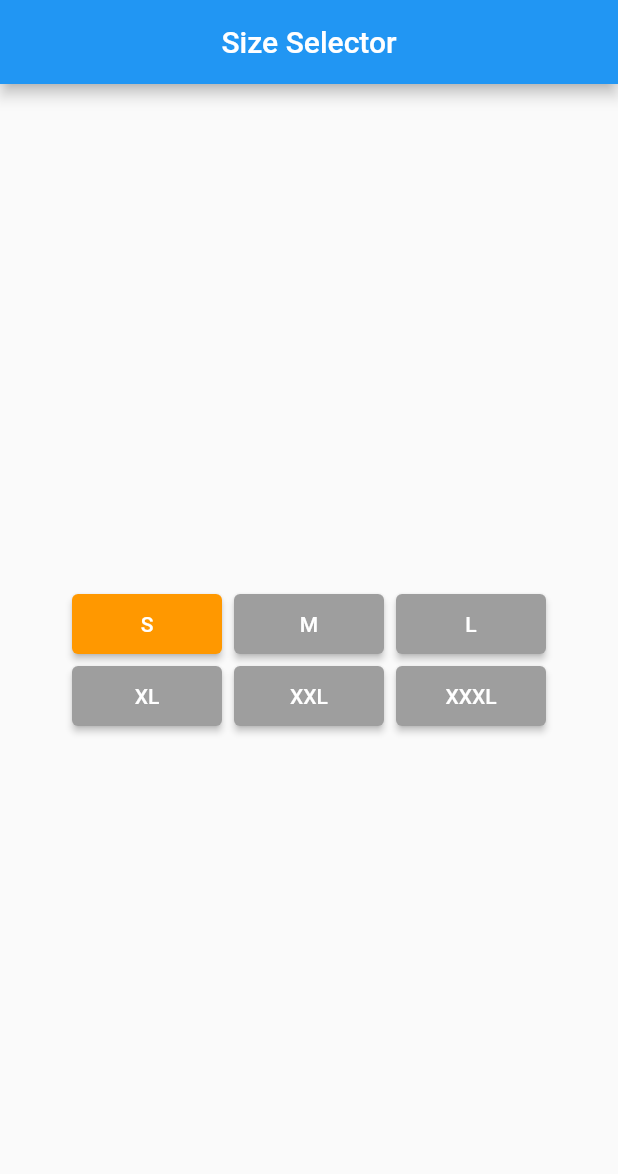
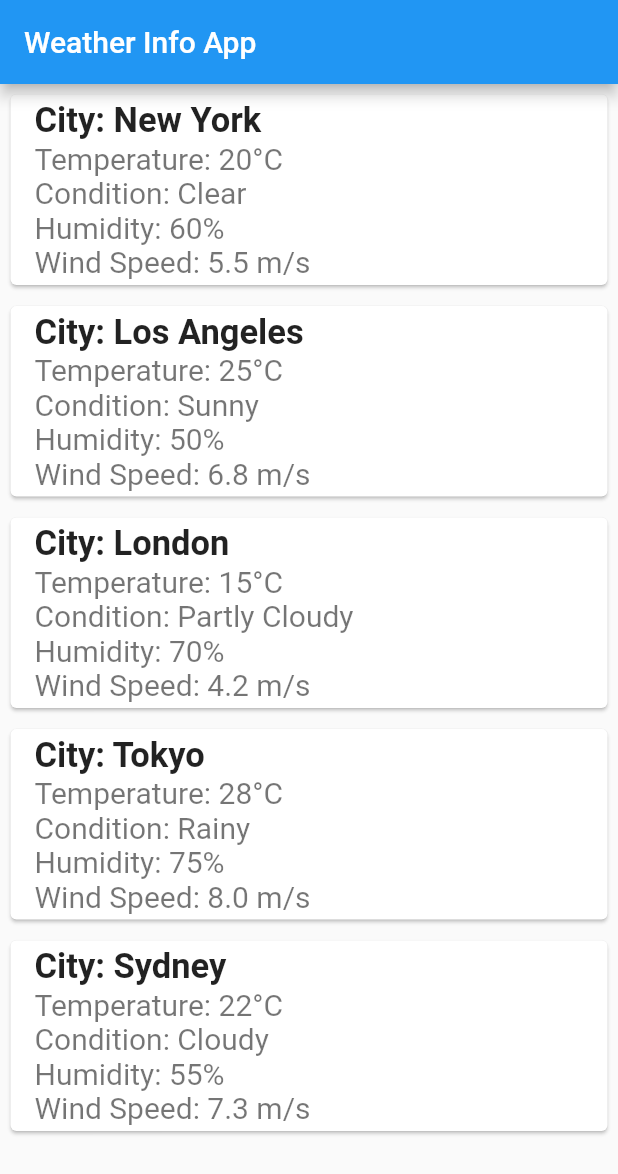
Before and after one commit to flucloxin500/Live_Test, a Flutter app: the screen it shows after launch, on a phone screen of 412 x 824 dp. Shown: the top 1174 px of the screen. Run offline on Flutter 3.47's test engine with Material 2 defaults, Android fonts, the phone set to English and light mode, and no system bars.

Commit message:
Live Test of module eleven

```diff
--- a/lib/home_screen.dart
+++ /dev/null
@@ -1,90 +0,0 @@
-import 'package:flutter/material.dart';
-
-
-class MyHomePage extends StatefulWidget {
-  @override
-  _MyHomePage createState() => _MyHomePage();
-}
-
-class _MyHomePage extends State<MyHomePage> {
-  Color _selectedColor = Colors.blue;
-  String _selectedSize = 'Small';
-
-  void _changeColorAndShowSnackbar(Color newColor, String newSize) {
-    setState(() {
-      _selectedColor = newColor;
-      _selectedSize = newSize;
-    });
-
-    ScaffoldMessenger.of(context).showSnackBar(
-      SnackBar(
-        content: Text('Selected Size: $_selectedSize'),
-      ),
-    );
-  }
-
-  Widget _buildColorButton(Color color, String size) {
-    return ElevatedButton(
-      onPressed: () {
-        _changeColorAndShowSnackbar(color, size);
-      },
-      style: ElevatedButton.styleFrom(primary: color),
-      child: Text(size),
-    );
-  }
-
-  @override
-  Widget build(BuildContext context) {
-    return Scaffold(
-      appBar: AppBar(
-        title: Text('Size Selector'),
-        centerTitle: true,
-      ),
-      body: Center(
-        child: Wrap(
-
-          runSpacing: 8,
-          spacing: 8,
-
-          children: [
-            Container(
-              width: 100,
-              height: 40,
-              child: _buildColorButton(Colors.orange, 'S'),
-            ),
-
-            Container(
-              height: 40,
-              width: 100,
-              child: _buildColorButton(Colors.grey, 'M'),
-            ),
-
-            Container(
-              height: 40,
-              width: 100,
-              child: _buildColorButton(Colors.grey, 'L'),
-            ),
-
-            Container(
-              height: 40,
-              width: 100,
-              child: _buildColorButton(Colors.grey, 'XL'),
-            ),
-
-            Container(
-              height: 40,
-              width: 100,
-              child: _buildColorButton(Colors.grey, 'XXL'),
-            ),
-
-            Container(
-              height: 40,
-              width: 100,
-              child: _buildColorButton(Colors.grey, 'XXXL'),
-            ),
-          ],
-        ),
-      ),
-    );
-  }
-}
--- a/lib/main.dart
+++ b/lib/main.dart
@@ -1,18 +1,15 @@
+import 'dart:convert';
+
 import 'package:flutter/material.dart';
-import 'home_screen.dart';
+import 'package:live_test/weather_info_screen.dart';
 
-
-void main() {
-  runApp(MyApp());
-}
+void main() => runApp(MyApp());
 
 class MyApp extends StatelessWidget {
-  const MyApp({super.key});
-
   @override
   Widget build(BuildContext context) {
     return MaterialApp(
-      home: MyHomePage(),
+      home: WeatherMainScreen(),
     );
   }
 }
--- /dev/null
+++ b/lib/weather_info_screen.dart
@@ -0,0 +1,112 @@
+import 'package:flutter/cupertino.dart';
+import 'package:flutter/material.dart';
+
+class WeatherMainScreen extends StatefulWidget {
+  const WeatherMainScreen({super.key});
+
+  @override
+  State<WeatherMainScreen> createState() => _WeatherMainScreenState();
+}
+
+class _WeatherMainScreenState extends State<WeatherMainScreen> {
+
+  List<Map<String , dynamic>> weatherData = [
+    {
+      "city": "New York",
+      "temperature": 20,
+      "condition": "Clear",
+      "humidity": 60,
+      "windSpeed": 5.5
+    },
+    {
+      "city": "Los Angeles",
+      "temperature": 25,
+      "condition": "Sunny",
+      "humidity": 50,
+      "windSpeed": 6.8
+    },
+    {
+      "city": "London",
+      "temperature": 15,
+      "condition": "Partly Cloudy",
+      "humidity": 70,
+      "windSpeed": 4.2
+    },
+    {
+      "city": "Tokyo",
+      "temperature": 28,
+      "condition": "Rainy",
+      "humidity": 75,
+      "windSpeed": 8.0
+    },
+    {
+      "city": "Sydney",
+      "temperature": 22,
+      "condition": "Cloudy",
+      "humidity": 55,
+      "windSpeed": 7.3
+    }
+  ];
+  @override
+  Widget build(BuildContext context) {
+    return Scaffold(
+      appBar: AppBar(
+        title: Text('Weather Info App'),
+      ),
+      body: Column(
+        children: [
+          Expanded(
+            child: ListView.builder(
+              itemCount: weatherData.length,
+              itemBuilder: (context, index) {
+                return Padding(
+                  padding: const EdgeInsets.all(3),
+                  child: Card(
+                    child: ListTile(
+                      title: Text(
+                        "City: ${weatherData[index]['city']}",
+                        style: TextStyle(
+                          fontSize: 23,
+                          fontWeight: FontWeight.w600,
+                        ),
+                      ),
+                      subtitle: Column(
+                        crossAxisAlignment: CrossAxisAlignment.start,
+                        children: [
+                          Text(
+                            "Temperature: ${weatherData[index]["temperature"]}°C",
+                            style: TextStyle(
+                              fontSize: 20,
+                            ),
+                          ),
+                          Text(
+                            "Condition: ${weatherData[index]["condition"]}",
+                            style: TextStyle(
+                              fontSize: 20,
+                            ),
+                          ),
+                          Text(
+                            "Humidity: ${weatherData[index]["humidity"]}%",
+                            style: TextStyle(
+                              fontSize: 20,
+                            ),
+                          ),
+                          Text(
+                            "Wind Speed: ${weatherData[index]["windSpeed"]} m/s",
+                            style: TextStyle(
+                              fontSize: 20,
+                            ),
+                          ),
+                        ],
+                      ),
+                    ),
+                  ),
+                );
+              },
+            ),
+          )
+        ],
+      ),
+    );
+  }
+}
```
